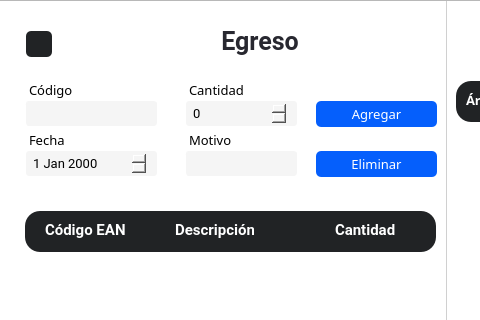
Old version of the form Interfaces/main/main_ui.ui in the repository juanignaciocansillieri/bullsoft; both pictures show x 228 to 708 and y 0 to 320 of the 1191 by 671 pixel window.
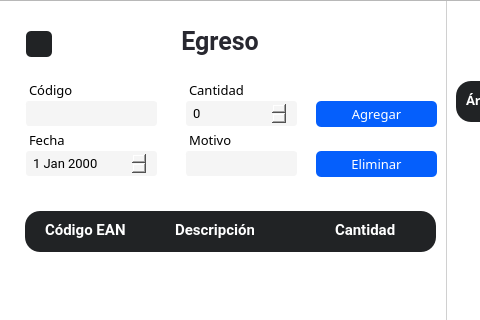
New version of the form. The open tabs and pages were chosen to show the change. Icons and pictures are not drawn.

Patch:
```diff
--- a/Interfaces/main/main_ui.ui
+++ b/Interfaces/main/main_ui.ui
@@ -3982,7 +3982,7 @@
                 <widget class="QLabel" name="label_18">
                  <property name="geometry">
                   <rect>
-                   <x>220</x>
+                   <x>180</x>
                    <y>20</y>
                    <width>128</width>
                    <height>40</height>
```
Left out of the diff: 2 changed lines with no effect on the pictures.
